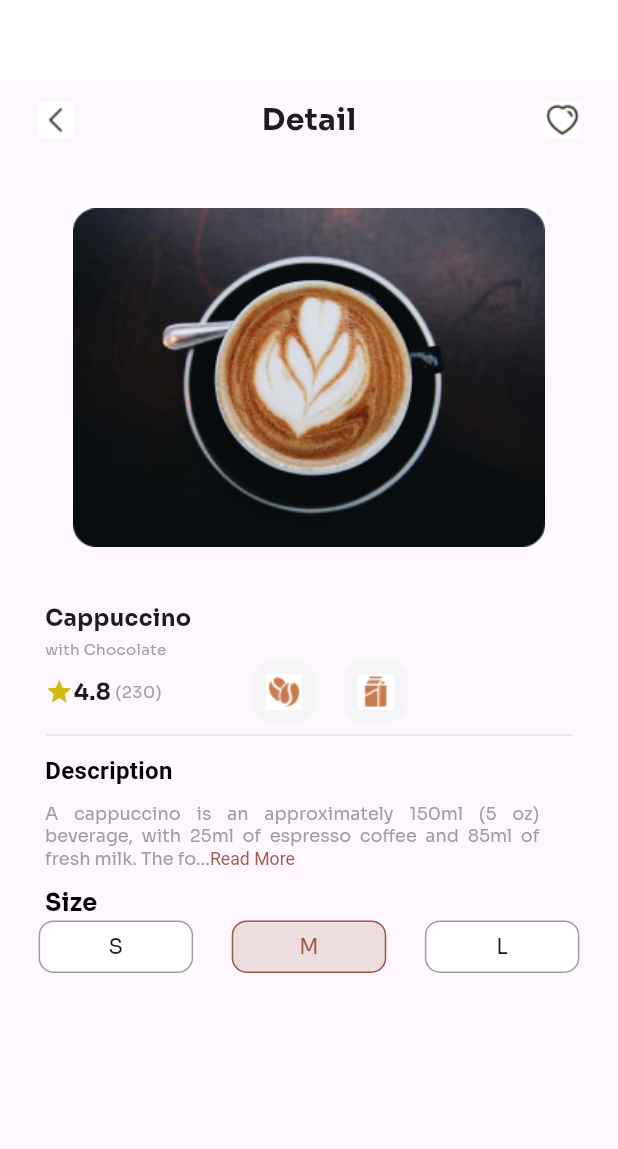
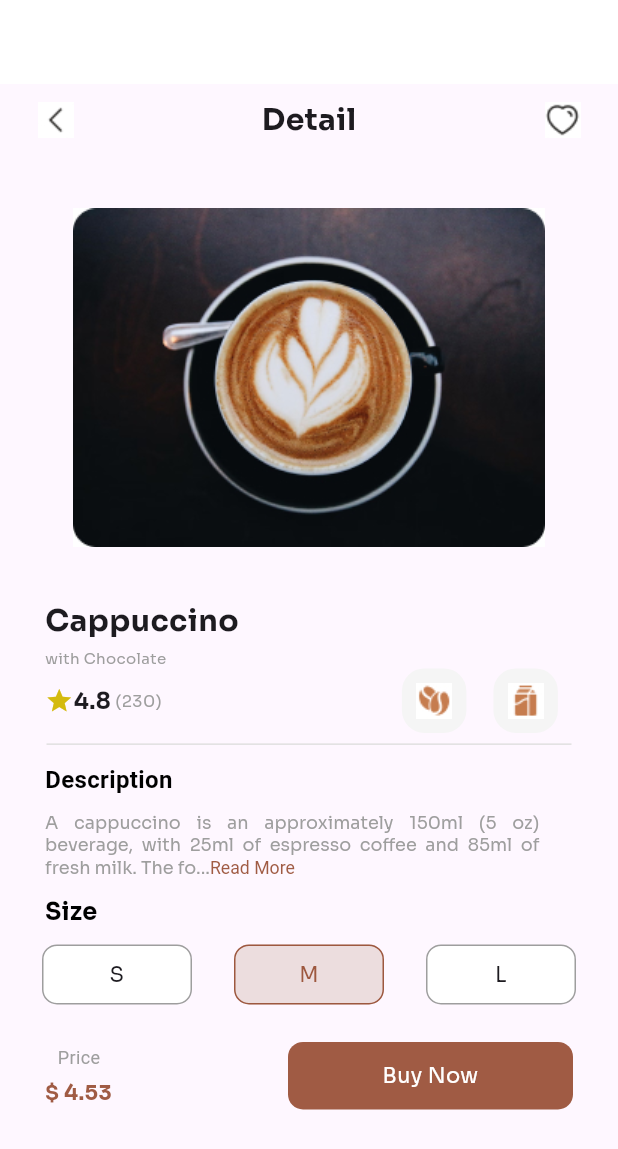
Before and after one commit to Damilola-Adefihan/flutterproject, a Flutter app: the screen it shows after launch, on a phone screen of 412 x 824 dp. Shown: the top 1149 px of the screen. Run offline on Flutter 3.47's test engine with Material 3 defaults, Android fonts, the phone set to English and light mode, and no system bars.

Commit message:
price and payment section

```diff
--- a/lib/main.dart
+++ b/lib/main.dart
@@ -36,6 +36,7 @@ class DetailsScreen extends StatelessWidget {
             DescriptionTextComponent(),
             SizeComponent(),
             CoffeeSizeComponent(),
+            BuyComponent(),
           ],
         ),
       ),
@@ -95,10 +96,10 @@ class CoffeeImageComponent extends StatelessWidget {
     double screenWidth = MediaQuery.of(context).size.width;
 
     return Padding(
-      padding: const EdgeInsets.only(bottom: 2.0),
+      padding: const EdgeInsets.only(bottom: 0.0),
       child: Image.asset(
         "assets/images/coffee_img.jpg",
-        width: screenWidth * 2.0,
+        width: screenWidth * 2.5,
       ),
     );
   }
@@ -115,7 +116,7 @@ class NameComponent extends StatelessWidget {
             "Cappuccino",
             style: TextStyle(
               fontWeight: FontWeight.bold,
-              fontSize: 15.0,
+              fontSize: 20.0,
               fontFamily: "Sora",
             ),
           )
@@ -199,7 +200,7 @@ class RatingComponent extends StatelessWidget {
             ],
           ),
           Column(
-            children: [SizedBox(width: 60)],
+            children: [SizedBox(width: 160)],
           ),
           Container(
             width: 43.0,
@@ -297,7 +298,7 @@ class SizeComponent extends StatelessWidget {
   @override
   Widget build(BuildContext context) {
     return Padding(
-      padding: const EdgeInsets.only(left: 30.0, top: 10.0),
+      padding: const EdgeInsets.only(left: 30.0, top: 10.0, right: 30.0, bottom: 10.0),
       child: Row(
         crossAxisAlignment: CrossAxisAlignment.start,
         children: [
@@ -320,19 +321,14 @@ class SizeComponent extends StatelessWidget {
 class CoffeeSizeComponent extends StatelessWidget {
   @override
   Widget build(BuildContext context) {
-    // Get the screen width
-    double screenWidth = MediaQuery.of(context).size.width;
-
     return SizedBox(
-
-      width: screenWidth, // Set the width to match the screen width
+      width: 600.0,
       child: Row(
         mainAxisAlignment: MainAxisAlignment.spaceEvenly,
         children: [
-          // Adjusted containers to fit the screen width
           Container(
-            width: screenWidth * 0.25, // Adjust the percentage as needed
-            height: 35.0,
+            width: 100.0,
+            height: 40.0,
             alignment: Alignment.center,
             decoration: BoxDecoration(
               color: Colors.white,
@@ -352,8 +348,8 @@ class CoffeeSizeComponent extends StatelessWidget {
             ),
           ),
           Container(
-            width: screenWidth * 0.25, // Adjust the percentage as needed
-            height: 35.0,
+            width: 100.0,
+            height: 40.0,
             alignment: Alignment.center,
             decoration: BoxDecoration(
               color: const Color.fromARGB(104, 210, 184, 174),
@@ -374,8 +370,8 @@ class CoffeeSizeComponent extends StatelessWidget {
             ),
           ),
           Container(
-            width: screenWidth * 0.25, // Adjust the percentage as needed
-            height: 35.0,
+            width: 100.0,
+            height: 40.0,
             alignment: Alignment.center,
             decoration: BoxDecoration(
               color: Colors.white,
@@ -399,3 +395,69 @@ class CoffeeSizeComponent extends StatelessWidget {
     );
   }
 }
+
+
+class BuyComponent extends StatelessWidget {
+  @override
+  Widget build(BuildContext context) {
+    return Padding(
+      padding: const EdgeInsets.only(left: 30.0, top: 25.0, right: 30.0, bottom: 15.0),
+      child: Row(
+        mainAxisAlignment: MainAxisAlignment.spaceBetween,
+        children: [
+          Column(
+            children: [
+              Padding(
+                padding: const EdgeInsets.only(left: .5, bottom: 5.0),
+                child: Row(
+                  mainAxisAlignment: MainAxisAlignment.start,
+                  children: [
+                    Text(
+                      "Price",
+                      style: TextStyle(
+                        fontSize: 12.0,
+                        color: Colors.grey,
+                      ),
+                    ),
+                  ],
+                ),
+              ),
+              Row(
+                children: [
+                  Text(
+                    "\$ 4.53",
+                    style: TextStyle(
+                      fontSize: 14.0,
+                      fontWeight: FontWeight.bold,
+                      fontFamily: "Sora",
+                      color: Color.fromARGB(218, 144, 65, 36),
+                    ),
+                  ),
+                ],
+              ),
+            ],
+          ),
+          Container(
+            width: 190.0,
+            height: 45.0,
+            alignment: Alignment.center,
+            decoration: BoxDecoration(
+              color: Color.fromARGB(218, 144, 65, 36),
+              border: Border.all(style: BorderStyle.none, color: Colors.grey),
+              borderRadius: BorderRadius.circular(10),
+            ),
+            child: Text(
+              "Buy Now",
+              textAlign: TextAlign.center,
+              style: TextStyle(
+                fontFamily: "Sora",
+                fontSize: 14.0,
+                color: Colors.white,
+              ),
+            ),
+          ),
+        ],
+      ),
+    );
+  }
+}
```
